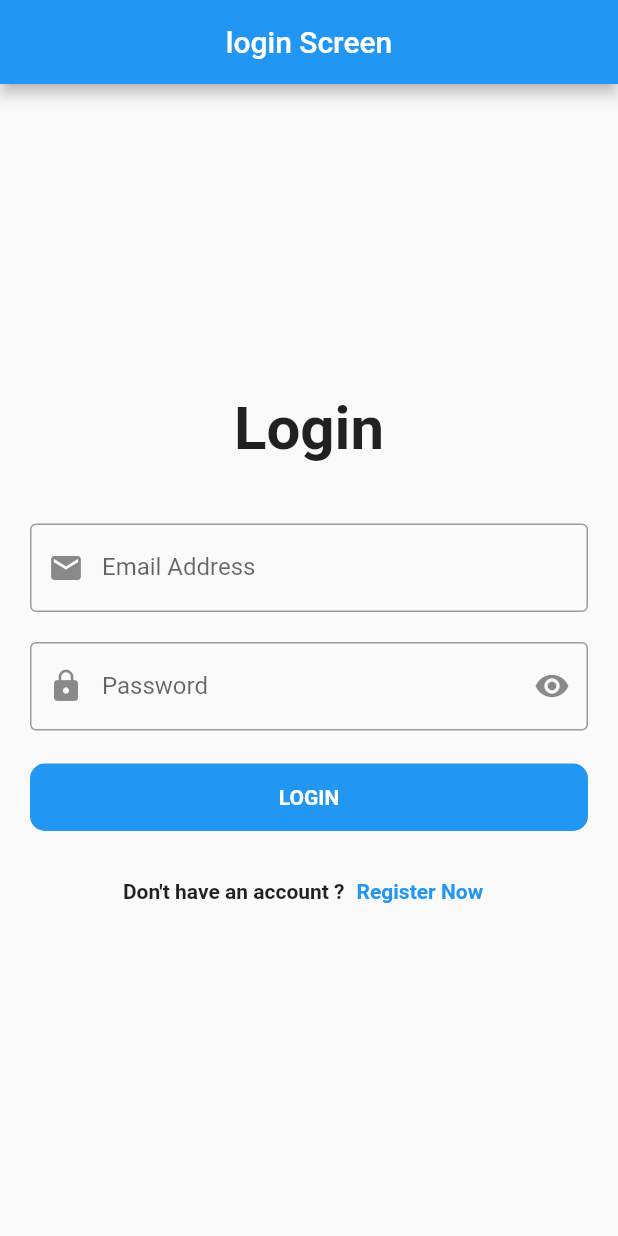
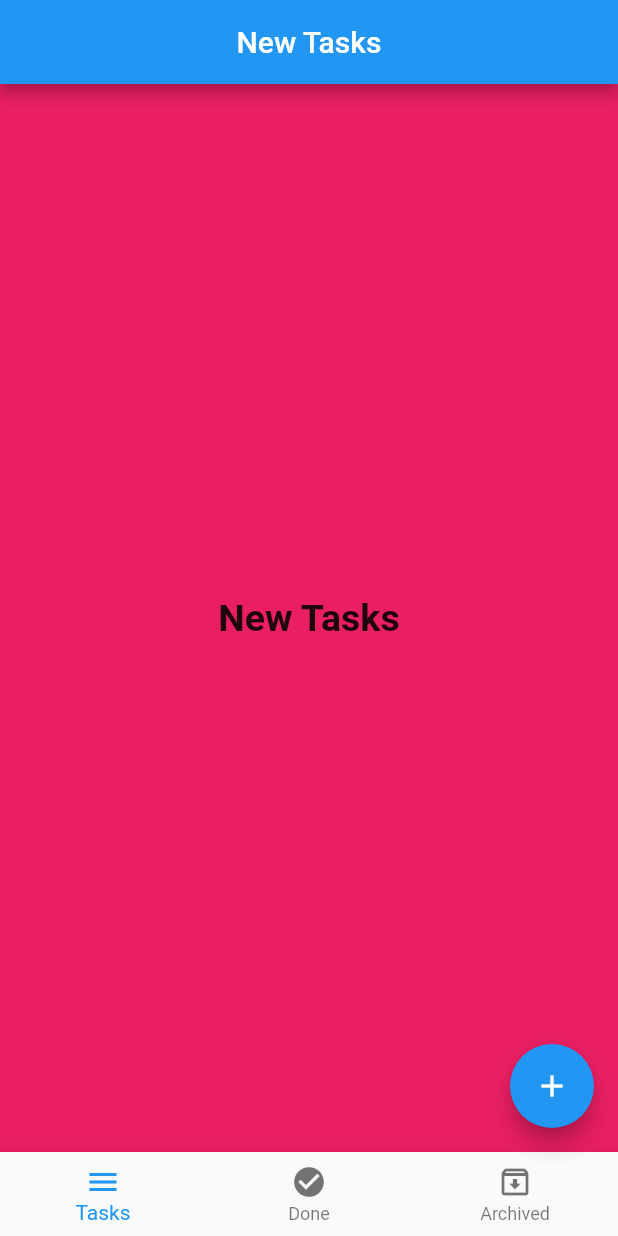
Before and after one commit to ahmedashraf722/FlutterApp, a Flutter app: the screen it shows after launch, on a phone screen of 412 x 824 dp. Run offline on Flutter 3.47's test engine with Material 2 defaults, Android fonts, the phone set to English and light mode, and no system bars.

Commit message:
Add Bottom Navigation Bar

```diff
--- /dev/null
+++ b/lib/layout/home_layout_bottom_bar.dart
@@ -0,0 +1,64 @@
+import 'package:flutter/material.dart';
+import 'package:new_flutter2/modules/layout_new_archived/news_archived_screen.dart';
+import 'package:new_flutter2/modules/layout_new_done/news_done_screen.dart';
+import 'package:new_flutter2/modules/layout_new_tasks/new_tasks_screen.dart';
+
+class HomeLayout extends StatefulWidget {
+  const HomeLayout({Key? key}) : super(key: key);
+
+  @override
+  State<HomeLayout> createState() => _HomeLayoutState();
+}
+
+class _HomeLayoutState extends State<HomeLayout> {
+  int _currentIndex = 0;
+  List screens = [
+    const NewTasks(),
+    const NewDone(),
+    const NewArchived(),
+  ];
+  List titles = [
+    'New Tasks',
+    'Done Task',
+    'Archived Task',
+  ];
+
+  @override
+  Widget build(BuildContext context) {
+    return Scaffold(
+      appBar: AppBar(
+        title: Text(titles[_currentIndex]),
+        centerTitle: true,
+      ),
+      body: screens[_currentIndex],
+      floatingActionButton: FloatingActionButton(
+        onPressed: () {},
+        child: const Icon(Icons.add),
+      ),
+      bottomNavigationBar: BottomNavigationBar(
+        type: BottomNavigationBarType.fixed,
+        //backgroundColor: Colors.orange,
+        currentIndex: _currentIndex,
+        onTap: (index) {
+          setState(() {
+            _currentIndex = index;
+          });
+        },
+        items: const [
+          BottomNavigationBarItem(
+            icon: Icon(Icons.menu),
+            label: 'Tasks',
+          ),
+          BottomNavigationBarItem(
+            icon: Icon(Icons.check_circle),
+            label: 'Done',
+          ),
+          BottomNavigationBarItem(
+            icon: Icon(Icons.archive_outlined),
+            label: 'Archived',
+          ),
+        ],
+      ),
+    );
+  }
+}
--- a/lib/main.dart
+++ b/lib/main.dart
@@ -1,5 +1,5 @@
 import 'package:flutter/material.dart';
-import 'package:new_flutter2/modules/login/login_design/login_screen.dart';
+import 'layout/home_layout_bottom_bar.dart';
 
 void main() {
   WidgetsFlutterBinding.ensureInitialized();
@@ -12,7 +12,7 @@ class MyApp extends StatelessWidget {
   @override
   Widget build(BuildContext context) {
     return const MaterialApp(
-      home: LoginScreen(),
+      home: HomeLayout(),
     );
   }
 }
--- /dev/null
+++ b/lib/modules/layout_new_tasks/new_tasks_screen.dart
@@ -0,0 +1,21 @@
+import 'package:flutter/material.dart';
+
+class NewTasks extends StatelessWidget {
+  const NewTasks({Key? key}) : super(key: key);
+
+  @override
+  Widget build(BuildContext context) {
+    return Container(
+      color: Colors.pink,
+      child: const Center(
+        child: Text(
+          'New Tasks',
+          style: TextStyle(
+            fontWeight: FontWeight.bold,
+            fontSize: 25,
+          ),
+        ),
+      ),
+    );
+  }
+}
```
Also changed, not shown: lib/modules/layout_new_archived/news_archived_screen.dart (added, +21 -0 lines), lib/modules/layout_new_done/news_done_screen.dart (added, +21 -0 lines).
